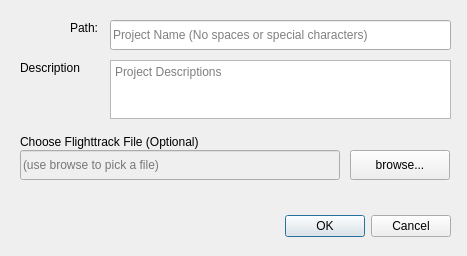
Qt form mslib/msui/ui/ui_add_project.ui (Open-MSS/MSS) before a commit.
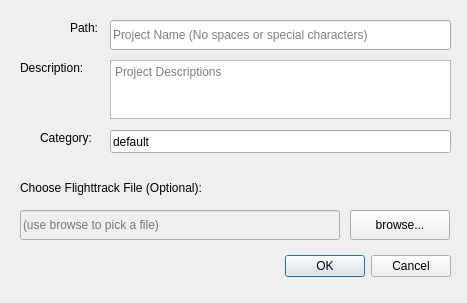
The same form after that commit.

```diff
--- a/mslib/msui/ui/ui_add_project.ui
+++ b/mslib/msui/ui/ui_add_project.ui
@@ -7,7 +7,7 @@
     <x>0</x>
     <y>0</y>
     <width>467</width>
-    <height>256</height>
+    <height>303</height>
    </rect>
   </property>
   <property name="windowTitle">
@@ -17,7 +17,7 @@
    <property name="geometry">
     <rect>
      <x>280</x>
-     <y>210</y>
+     <y>250</y>
      <width>171</width>
      <height>32</height>
     </rect>
@@ -72,7 +72,7 @@
    <property name="geometry">
     <rect>
      <x>350</x>
-     <y>150</y>
+     <y>210</y>
      <width>100</width>
      <height>30</height>
     </rect>
@@ -85,13 +85,13 @@
    <property name="geometry">
     <rect>
      <x>20</x>
-     <y>134</y>
+     <y>180</y>
      <width>201</width>
      <height>16</height>
     </rect>
    </property>
    <property name="text">
-    <string>Choose Flighttrack File (Optional)</string>
+    <string>Choose Flighttrack File (Optional):</string>
    </property>
   </widget>
   <widget class="QLabel" name="label_2">
@@ -104,7 +104,7 @@
     </rect>
    </property>
    <property name="text">
-    <string>Description</string>
+    <string>Description:</string>
    </property>
   </widget>
   <widget class="QLineEdit" name="selectedFile">
@@ -114,7 +114,7 @@
    <property name="geometry">
     <rect>
      <x>20</x>
-     <y>150</y>
+     <y>210</y>
      <width>320</width>
      <height>30</height>
     </rect>
@@ -126,6 +126,35 @@
     <string>(use browse to pick a file)</string>
    </property>
   </widget>
+  <widget class="QLabel" name="label_4">
+   <property name="geometry">
+    <rect>
+     <x>40</x>
+     <y>130</y>
+     <width>60</width>
+     <height>16</height>
+    </rect>
+   </property>
+   <property name="text">
+    <string>Category:</string>
+   </property>
+  </widget>
+  <widget class="QLineEdit" name="category">
+   <property name="geometry">
+    <rect>
+     <x>110</x>
+     <y>130</y>
+     <width>341</width>
+     <height>23</height>
+    </rect>
+   </property>
+   <property name="text">
+    <string>default</string>
+   </property>
+   <property name="placeholderText">
+    <string>Category (ANY)</string>
+   </property>
+  </widget>
  </widget>
  <resources/>
  <connections>
```
